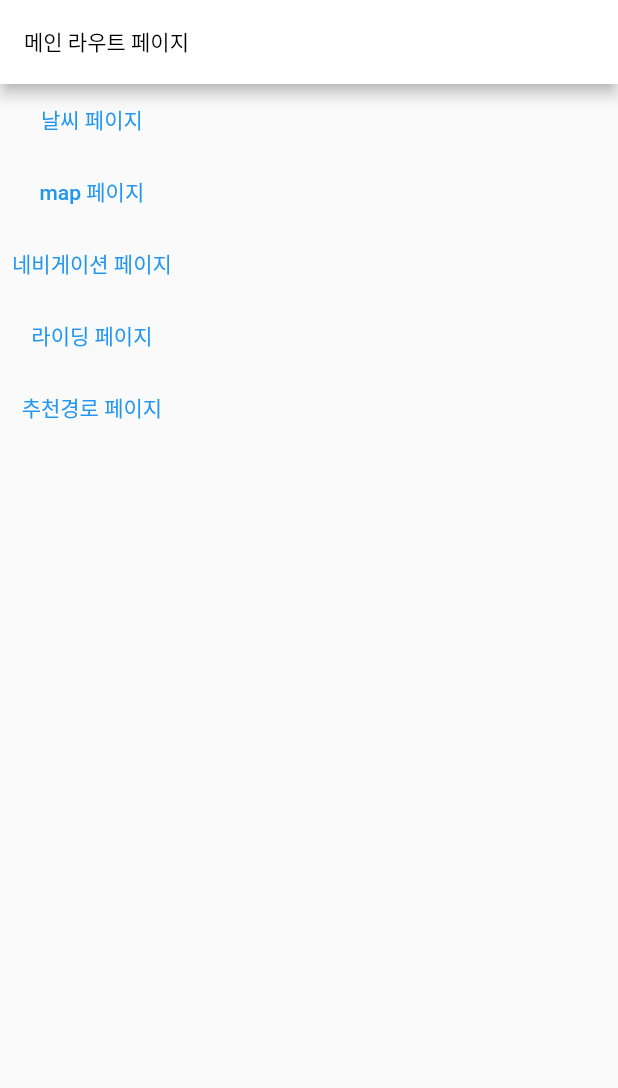
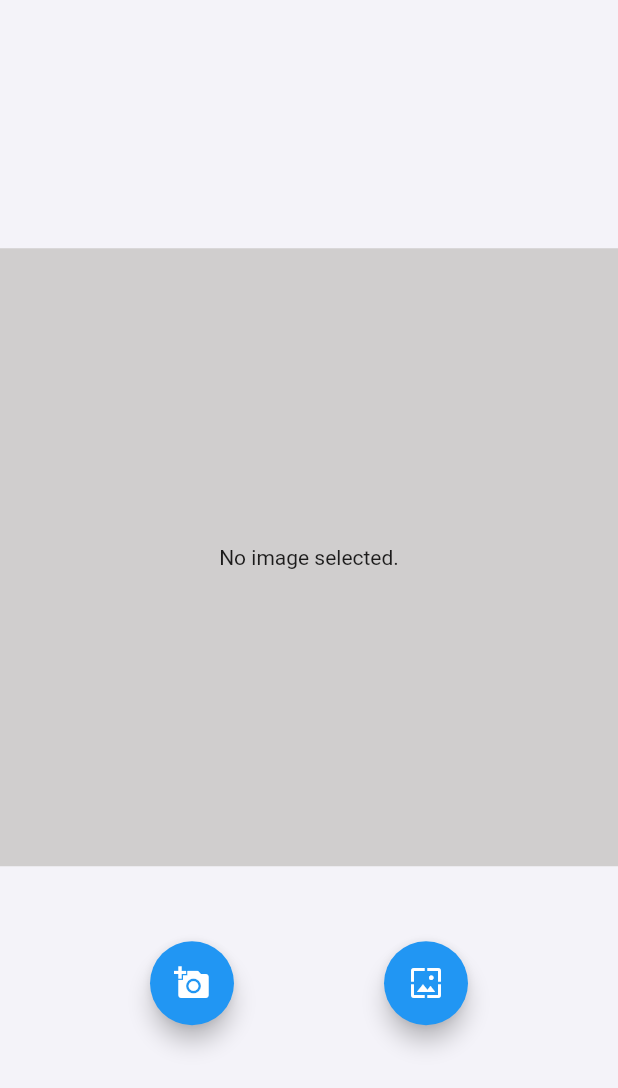
Before and after one commit to neighbor-developers/RidingPartner-flutter, a Flutter app: the screen it shows after launch, on a phone screen of 412 x 824 dp. Shown: the top 1088 px of the screen. Run offline on Flutter 3.47's test engine with Material 2 defaults, Android fonts, the phone set to English and light mode, and no system bars; our stand-ins replace firebase_auth, firebase_core, flutter_dotenv, geolocator, google_maps_flutter, google_sign_in and 2 more; missing offline and left inert: app_settings, flutter_naver_login, kakao_flutter_sdk; accounts and stored records are empty.

Commit message:
feat: 카메라, 갤러리 설정

```diff
--- a/lib/main.dart
+++ b/lib/main.dart
@@ -3,9 +3,15 @@ import 'dart:io';
 import 'package:firebase_core/firebase_core.dart';
 import 'package:flutter/material.dart';
 import 'package:flutter_dotenv/flutter_dotenv.dart';
+import 'package:ridingpartner_flutter/src/service/naver_map_service.dart';
+import 'package:ridingpartner_flutter/src/service/wether_service.dart';
+import 'package:ridingpartner_flutter/src/utils/get_camera.dart';
 import 'package:ridingpartner_flutter/src/utils/http_override.dart';
+
 import 'firebase_options.dart';
-import 'src/pages/main_route_page.dart';
+import 'login.dart';
+import 'dart:developer' as developer;
+import 'src/service/wether_service.dart';
 
 void main() async {
   developer.log("시작은 되니?");
@@ -37,6 +43,6 @@ class MyApp extends StatelessWidget {
         ),
         // initialBinding: InitBinding(),
         // home: const Root(),
-        home: mainRoute());
+        home: CameraExample());
   }
 }
--- /dev/null
+++ b/lib/src/utils/get_camera.dart
@@ -0,0 +1,82 @@
+import 'dart:io';
+import 'package:flutter/material.dart';
+import 'package:flutter/services.dart';
+import 'package:image_picker/image_picker.dart';
+import 'package:ridingpartner_flutter/src/utils/permission_camera.dart';
+
+class CameraExample extends StatefulWidget {
+  static const routeName='/getimage';
+
+  @override
+  _CameraExampleState createState() => _CameraExampleState();
+}
+
+class _CameraExampleState extends State<CameraExample> {
+  File? _image;
+  final picker = ImagePicker();
+
+  // 비동기 처리를 통해 카메라와 갤러리에서 이미지를 가져온다.
+  Future getImage(ImageSource imageSource) async {
+    final image = await picker.pickImage(source: imageSource);
+
+    setState(() {
+      _image = File(image!.path); // 가져온 이미지를 _image에 저장
+    });
+  }
+
+  // 이미지를 보여주는 위젯
+  Widget showImage() {
+    return Container(
+        color: const Color(0xffd0cece),
+        width: MediaQuery.of(context).size.width,
+        height: MediaQuery.of(context).size.width,
+        child: Center(
+            child: _image == null
+                ? Text('No image selected.')
+                : Image.file(File(_image!.path))));
+  }
+
+  @override
+  Widget build(BuildContext context) {
+    // 화면 세로 고정
+    SystemChrome.setPreferredOrientations(
+        [DeviceOrientation.portraitUp, DeviceOrientation.portraitDown]);
+
+    startCamera(context);
+
+    return Scaffold(
+        backgroundColor: const Color(0xfff4f3f9),
+        body: Column(
+          mainAxisAlignment: MainAxisAlignment.center,
+          children: [
+            SizedBox(height: 25.0),
+            showImage(),
+            SizedBox(
+              height: 50.0,
+            ),
+            Row(
+              mainAxisAlignment: MainAxisAlignment.spaceEvenly,
+              children: <Widget>[
+                // 카메라 촬영 버튼
+                FloatingActionButton(
+                  child: Icon(Icons.add_a_photo),
+                  tooltip: 'pick Iamge',
+                  onPressed: () {
+                    getImage(ImageSource.camera);
+                  },
+                ),
+
+                // 갤러리에서 이미지를 가져오는 버튼
+                FloatingActionButton(
+                  child: Icon(Icons.wallpaper),
+                  tooltip: 'pick Iamge',
+                  onPressed: () {
+                    getImage(ImageSource.gallery);
+                  },
+                ),
+              ],
+            )
+          ],
+        ));
+  }
+}
--- a/pubspec.yaml
+++ b/pubspec.yaml
@@ -47,6 +47,11 @@ dependencies:
   intl: ^0.17.0
   flutter_provider: ^2.1.0
   google_sign_in: ^5.4.2
+  image_picker: ^0.8.4+4
+  permission_handler: ^8.3.0
+  file_picker: ^5.2.0+1
+  provider: ^6.0.3
+  app_settings: 4.1.8
   google_maps_flutter: ^2.2.1
 
 
```
Also changed, not shown: lib/src/utils/permission_camera.dart (added, +39 -0 lines), 2 other files.
